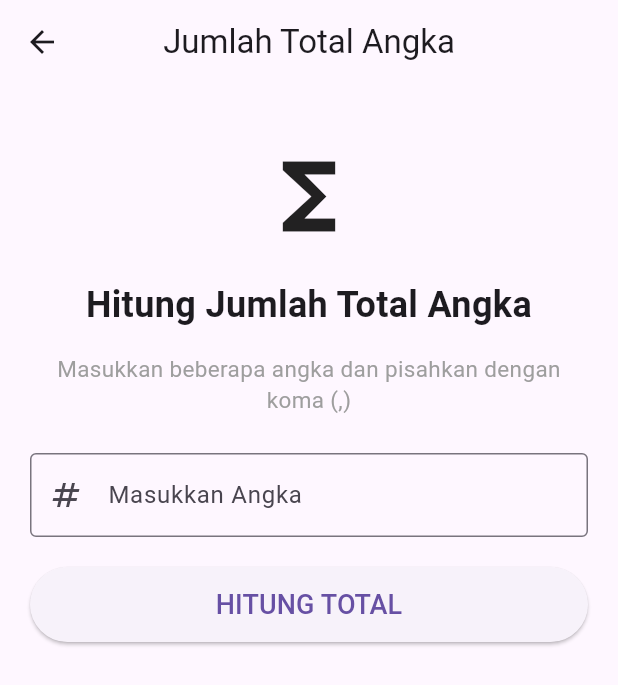
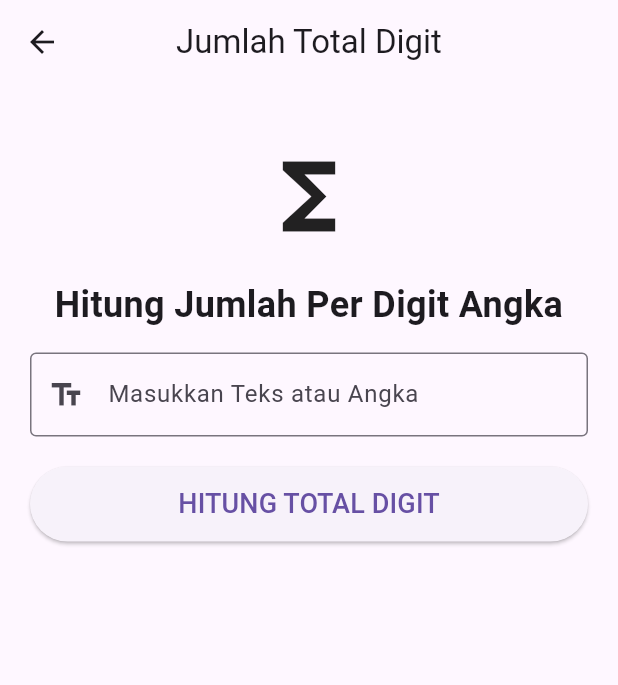
Before and after one commit to ikram816/MattApp, a Flutter app: the JumlahTotalPage screen opened directly, on a phone screen of 412 x 824 dp. Shown: the top 685 px of the screen. Run offline on Flutter 3.47's test engine with Material 3 defaults, Android fonts, the phone set to English and light mode, and no system bars.

Commit message:
Perbaikan logika pada halaman hitung total bilangan

```diff
--- a/lib/pages/hitung_bilangan.dart
+++ b/lib/pages/hitung_bilangan.dart
@@ -12,35 +12,45 @@ class _JumlahTotalPageState extends State<JumlahTotalPage> {
 
   String hasil = '';
 
+  @override
+  void dispose() {
+    angkaController.dispose();
+    super.dispose();
+  }
+
   void hitungTotal() {
     String input = angkaController.text.trim();
 
     if (input.isEmpty) {
       setState(() {
-        hasil = 'Masukkan angka terlebih dahulu!';
+        hasil = 'Masukkan teks atau angka terlebih dahulu!';
       });
       return;
     }
 
-    List<String> daftarAngka = input.split(',');
+    // Mengambil semua karakter digit (0-9) dari teks input
+    Iterable<Match> matches = RegExp(r'\d').allMatches(input);
 
-    double total = 0;
+    if (matches.isEmpty) {
+      setState(() {
+        hasil = 'Tidak ditemukan angka dalam input!';
+      });
+      return;
+    }
 
-    for (String angka in daftarAngka) {
-      double? nilai = double.tryParse(angka.trim());
+    BigInt total = BigInt.zero;
+    List<String> daftarDigit = [];
 
-      if (nilai == null) {
-        setState(() {
-          hasil = 'Format angka tidak valid!';
-        });
-        return;
-      }
-
-      total += nilai;
+    // Menjumlahkan setiap digit angka satu per satu
+    for (Match match in matches) {
+      String digitStr = match.group(0)!;
+      daftarDigit.add(digitStr);
+      total += BigInt.parse(digitStr);
     }
 
     setState(() {
-      hasil = 'Jumlah Total: $total';
+      // Menampilkan rincian digit yang dijumlahkan beserta totalnya
+      hasil = 'Digit ditemukan: ${daftarDigit.join(' + ')}\nTotal: $total';
     });
   }
 
@@ -48,11 +58,11 @@ class _JumlahTotalPageState extends State<JumlahTotalPage> {
   Widget build(BuildContext context) {
     return Scaffold(
       appBar: AppBar(
-        title: const Text('Jumlah Total Angka'),
+        title: const Text('Jumlah Total Digit'),
         centerTitle: true,
       ),
 
-      body: Padding(
+      body: SingleChildScrollView(
         padding: const EdgeInsets.all(20),
 
         child: Column(
@@ -67,7 +77,7 @@ class _JumlahTotalPageState extends State<JumlahTotalPage> {
             const SizedBox(height: 20),
 
             const Text(
-              'Hitung Jumlah Total Angka',
+              'Hitung Jumlah Per Digit Angka',
               textAlign: TextAlign.center,
               style: TextStyle(
                 fontSize: 24,
@@ -77,25 +87,14 @@ class _JumlahTotalPageState extends State<JumlahTotalPage> {
 
             const SizedBox(height: 15),
 
-            const Text(
-              'Masukkan beberapa angka dan pisahkan dengan koma (,)',
-              textAlign: TextAlign.center,
-              style: TextStyle(
-                fontSize: 15,
-                color: Colors.grey,
-              ),
-            ),
-
-            const SizedBox(height: 25),
-
             TextField(
               controller: angkaController,
-              keyboardType: TextInputType.number,
+              keyboardType: TextInputType.text, // Menerima teks dan angka dari keyboard
               decoration: const InputDecoration(
-                labelText: 'Masukkan Angka',
-                hintText: 'Contoh: 10, 20, 30, 40',
+                labelText: 'Masukkan Teks atau Angka',
+                hintText: 'Contoh: abc 123 x4y5',
                 border: OutlineInputBorder(),
-                prefixIcon: Icon(Icons.numbers),
+                prefixIcon: Icon(Icons.text_fields),
               ),
             ),
 
@@ -109,7 +108,7 @@ class _JumlahTotalPageState extends State<JumlahTotalPage> {
                 onPressed: hitungTotal,
 
                 child: const Text(
-                  'HITUNG TOTAL',
+                  'HITUNG TOTAL DIGIT',
                   style: TextStyle(
                     fontSize: 18,
                   ),
@@ -123,7 +122,7 @@ class _JumlahTotalPageState extends State<JumlahTotalPage> {
               hasil,
               textAlign: TextAlign.center,
               style: const TextStyle(
-                fontSize: 22,
+                fontSize: 20,
                 fontWeight: FontWeight.bold,
               ),
             ),
```
